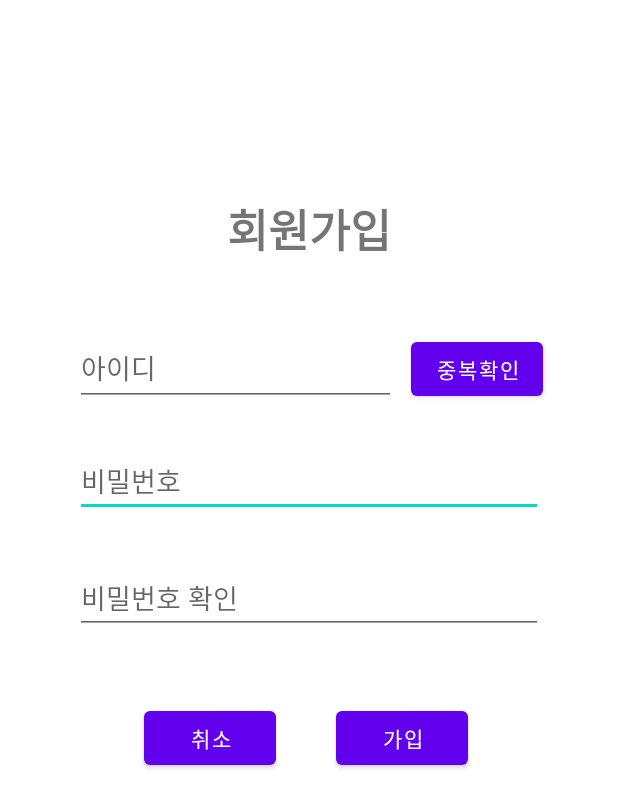
After one commit to Chaeduk/REST-API-Project, an Android app: the layout activity_local_signup.xml on its own in the app's theme, with its tools: preview values and no code run, on a phone screen of 412 x 824 dp. The commit adds this screen. Shown: the top 808 px of the screen. Run offline under Robolectric (Android 15) with nearby library versions, the phone set to English and light mode, and no system bars.

Commit message:
make signup layout

```diff
--- /dev/null
+++ b/Project/app/src/main/java/com/summer/project/LocalSignup.kt
@@ -0,0 +1,11 @@
+package com.summer.project
+
+import androidx.appcompat.app.AppCompatActivity
+import android.os.Bundle
+
+class LocalSignup : AppCompatActivity() {
+    override fun onCreate(savedInstanceState: Bundle?) {
+        super.onCreate(savedInstanceState)
+        setContentView(R.layout.activity_local_signup)
+    }
+}
--- a/Project/app/src/main/java/com/summer/project/MainActivity.kt
+++ b/Project/app/src/main/java/com/summer/project/MainActivity.kt
@@ -89,6 +89,14 @@
             .addConverterFactory(GsonConverterFactory.create())
             .build()
         server = retrofit.create(Service::class.java)
+
+
+        signup.setOnClickListener {
+            val intent = Intent(this, LocalSignup::class.java)
+            startActivity(intent)
+        }
+
+
     }
 
 //    override fun onStart() {
--- /dev/null
+++ b/Project/app/src/main/res/layout/activity_local_signup.xml
@@ -0,0 +1,90 @@
+<?xml version="1.0" encoding="utf-8"?>
+<androidx.constraintlayout.widget.ConstraintLayout xmlns:android="http://schemas.android.com/apk/res/android"
+    xmlns:app="http://schemas.android.com/apk/res-auto"
+    xmlns:tools="http://schemas.android.com/tools"
+    android:layout_width="match_parent"
+    android:layout_height="match_parent"
+    tools:context=".LocalSignup">
+
+    <TextView
+        android:id="@+id/textView"
+        android:layout_width="wrap_content"
+        android:layout_height="wrap_content"
+        android:layout_marginTop="130dp"
+        android:text="회원가입"
+        android:textSize="30sp"
+        android:textStyle="bold"
+        app:layout_constraintEnd_toEndOf="parent"
+        app:layout_constraintStart_toStartOf="parent"
+        app:layout_constraintTop_toTopOf="parent" />
+
+    <EditText
+        android:id="@+id/join_password"
+        android:layout_width="0dp"
+        android:layout_height="44dp"
+        android:layout_marginTop="30dp"
+        android:ems="10"
+        android:hint="비밀번호"
+        android:inputType="textPassword"
+        app:layout_constraintEnd_toEndOf="@+id/button3"
+        app:layout_constraintStart_toStartOf="@+id/join_email"
+        app:layout_constraintTop_toBottomOf="@+id/join_email" />
+
+    <EditText
+        android:id="@+id/join_pwck"
+        android:layout_width="0dp"
+        android:layout_height="wrap_content"
+        android:layout_marginTop="30dp"
+        android:ems="10"
+        android:hint="비밀번호 확인"
+        android:inputType="textPassword"
+        app:layout_constraintEnd_toEndOf="@+id/join_password"
+        app:layout_constraintStart_toStartOf="@+id/join_password"
+        app:layout_constraintTop_toBottomOf="@+id/join_password" />
+
+    <EditText
+        android:id="@+id/join_email"
+        android:layout_width="0dp"
+        android:layout_height="50dp"
+        android:layout_marginStart="50dp"
+        android:layout_marginTop="45dp"
+        android:layout_marginEnd="10dp"
+        android:ems="10"
+        android:hint="아이디"
+        android:inputType="textEmailAddress"
+        app:layout_constraintEnd_toStartOf="@+id/button3"
+        app:layout_constraintStart_toStartOf="parent"
+        app:layout_constraintTop_toBottomOf="@+id/textView" />
+
+    <Button
+        android:id="@+id/delete"
+        android:layout_width="wrap_content"
+        android:layout_height="wrap_content"
+        android:layout_marginStart="40dp"
+        android:layout_marginTop="45dp"
+        android:text="가입"
+        app:layout_constraintStart_toEndOf="@+id/join_button"
+        app:layout_constraintTop_toBottomOf="@+id/join_pwck" />
+
+    <Button
+        android:id="@+id/join_button"
+        android:layout_width="wrap_content"
+        android:layout_height="wrap_content"
+        android:layout_marginStart="96dp"
+        android:text="취소"
+        app:layout_constraintBaseline_toBaselineOf="@+id/delete"
+        app:layout_constraintStart_toStartOf="parent" />
+
+    <Button
+        android:id="@+id/button3"
+        android:layout_width="wrap_content"
+        android:layout_height="wrap_content"
+        android:layout_marginEnd="50dp"
+        android:text="중복확인"
+        app:layout_constraintBottom_toBottomOf="@+id/join_email"
+        app:layout_constraintEnd_toEndOf="parent"
+        app:layout_constraintStart_toEndOf="@+id/join_email"
+        app:layout_constraintTop_toTopOf="@+id/join_email" />
+
+
+</androidx.constraintlayout.widget.ConstraintLayout>
```
Also changed, not shown: 1 other file.
